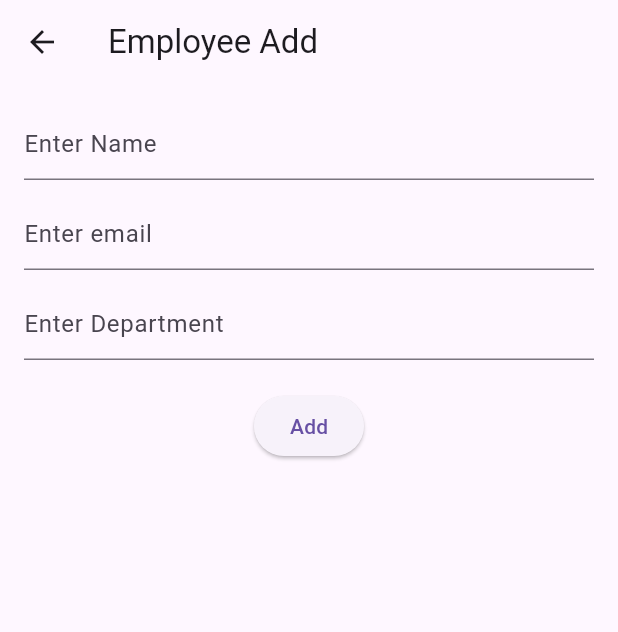
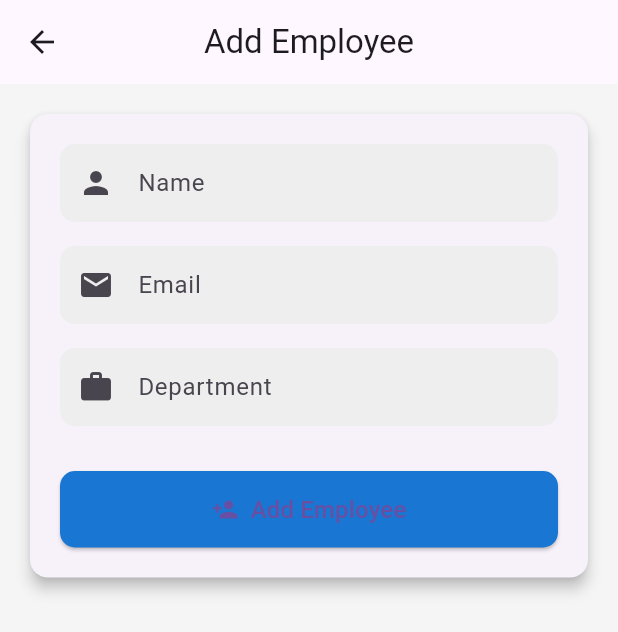
Before and after one commit to deepak52/employee_directory_app, a Flutter app: the EmployeeFormView screen opened directly, on a phone screen of 412 x 824 dp. Shown: the top 632 px of the screen. Run offline on Flutter 3.47's test engine with Material 3 defaults, Android fonts, the phone set to English and light mode, and no system bars; our stand-ins replace get, shared_preferences, table_calendar; accounts and stored records are empty; network calls fail.

```diff
--- a/lib/views/attendance_marking_view.dart
+++ b/lib/views/attendance_marking_view.dart
@@ -102,6 +102,9 @@ class _AttendanceMarkingViewState extends State<AttendanceMarkingView> {
                     return _buildDayCell(normalizedDay, status, isToday: true);
                   },
                 ),
+
+                availableCalendarFormats: const {CalendarFormat.month: 'Month'},
+                headerStyle: const HeaderStyle(formatButtonVisible: false),
               ),
               const SizedBox(height: 16),
               if (_selectedDay != null) _buildAttendanceActions(),
--- a/lib/views/employee_form_view.dart
+++ b/lib/views/employee_form_view.dart
@@ -28,17 +28,20 @@ class _EmployeeFormViewState extends State<EmployeeFormView> {
     super.dispose();
   }
 
-  Future<void> _appEmployee() async {
+  Future<void> _addEmployee() async {
     if (nameController.text.isEmpty ||
-        deptController.text.isEmpty ||
-        emailController.text.isEmpty) {
-      Get.snackbar("Error", "Please fill in all fields");
+        emailController.text.isEmpty ||
+        deptController.text.isEmpty) {
+      Get.snackbar(
+        "Error",
+        "Please fill in all fields",
+        backgroundColor: Colors.red,
+        colorText: Colors.white,
+      );
       return;
     }
 
-    setState(() {
-      isLoading = true;
-    });
+    setState(() => isLoading = true);
 
     final emp = Employee(
       employeeId: 0,
@@ -50,21 +53,20 @@ class _EmployeeFormViewState extends State<EmployeeFormView> {
     try {
       final success = await controller.addEmployee(emp);
 
-      setState(() {
-        isLoading = false;
-      });
+      setState(() => isLoading = false);
 
       if (success) {
-        Get.snackbar("Success", "Employee added successfully");
-
-        await controller.fetchEmployees(); // ensure list is up to date
-
-        Get.off(() => EmployeeListView()); // navigate to list view
+        Get.snackbar(
+          "Success",
+          "Employee added successfully",
+          backgroundColor: Colors.green.shade600,
+          colorText: Colors.white,
+        );
+        await controller.fetchEmployees();
+        Get.off(() => EmployeeListView());
       }
-
-      // Show success or navigate
     } catch (e) {
-      // Show error from backend (e.g., duplicate name)
+      setState(() => isLoading = false);
       ScaffoldMessenger.of(
         context,
       ).showSnackBar(SnackBar(content: Text(e.toString())));
@@ -74,30 +76,92 @@ class _EmployeeFormViewState extends State<EmployeeFormView> {
   @override
   Widget build(BuildContext context) {
     return Scaffold(
-      appBar: AppBar(title: Text("Employee Add")),
-      body: Padding(
+      backgroundColor: Colors.grey[100],
+      appBar: AppBar(title: const Text("Add Employee"), centerTitle: true),
+      body: SingleChildScrollView(
         padding: const EdgeInsets.all(16),
+        child: Card(
+          elevation: 4,
+          shape: RoundedRectangleBorder(
+            borderRadius: BorderRadius.circular(12),
+          ),
+          child: Padding(
+            padding: const EdgeInsets.all(20),
             child: Column(
               children: [
-            TextField(
+                _buildTextField(
                   controller: nameController,
-              decoration: InputDecoration(hintText: 'Enter Name'),
+                  label: "Name",
+                  icon: Icons.person,
                 ),
-            SizedBox(height: 12),
-            TextField(
+                const SizedBox(height: 16),
+                _buildTextField(
                   controller: emailController,
-              decoration: InputDecoration(hintText: 'Enter email'),
+                  label: "Email",
+                  icon: Icons.email,
                 ),
-            SizedBox(height: 12),
-            TextField(
+                const SizedBox(height: 16),
+                _buildTextField(
                   controller: deptController,
-              decoration: InputDecoration(hintText: 'Enter Department'),
+                  label: "Department",
+                  icon: Icons.work,
                 ),
-            SizedBox(height: 20),
+                const SizedBox(height: 30),
+                SizedBox(
+                  width: double.infinity,
+                  child: ElevatedButton.icon(
+                    style: ElevatedButton.styleFrom(
+                      padding: const EdgeInsets.symmetric(vertical: 14),
+                      backgroundColor: Colors.blue[700],
+                      shape: RoundedRectangleBorder(
+                        borderRadius: BorderRadius.circular(10),
+                      ),
+                    ),
+                    onPressed: isLoading ? null : _addEmployee,
+                    icon:
                         isLoading
-                ? CircularProgressIndicator()
-                : ElevatedButton(onPressed: _appEmployee, child: Text("Add")),
+                            ? const SizedBox(
+                              height: 20,
+                              width: 20,
+                              child: CircularProgressIndicator(
+                                color: Colors.white,
+                                strokeWidth: 2,
+                              ),
+                            )
+                            : const Icon(Icons.person_add),
+                    label: Text(
+                      isLoading ? "Saving..." : "Add Employee",
+                      style: const TextStyle(fontSize: 16),
+                    ),
+                  ),
+                ),
               ],
+            ),
+          ),
+        ),
+      ),
+    );
+  }
+
+  Widget _buildTextField({
+    required TextEditingController controller,
+    required String label,
+    required IconData icon,
+  }) {
+    return TextField(
+      controller: controller,
+      decoration: InputDecoration(
+        labelText: label,
+        prefixIcon: Icon(icon),
+        filled: true,
+        fillColor: Colors.grey[200],
+        contentPadding: const EdgeInsets.symmetric(
+          horizontal: 16,
+          vertical: 14,
+        ),
+        border: OutlineInputBorder(
+          borderRadius: BorderRadius.circular(10),
+          borderSide: BorderSide.none,
         ),
       ),
     );
```
Also changed, not shown: lib/views/admin_homescreen_view.dart (+13 -0 lines). Lines whose indentation alone changed are shown as unchanged.
